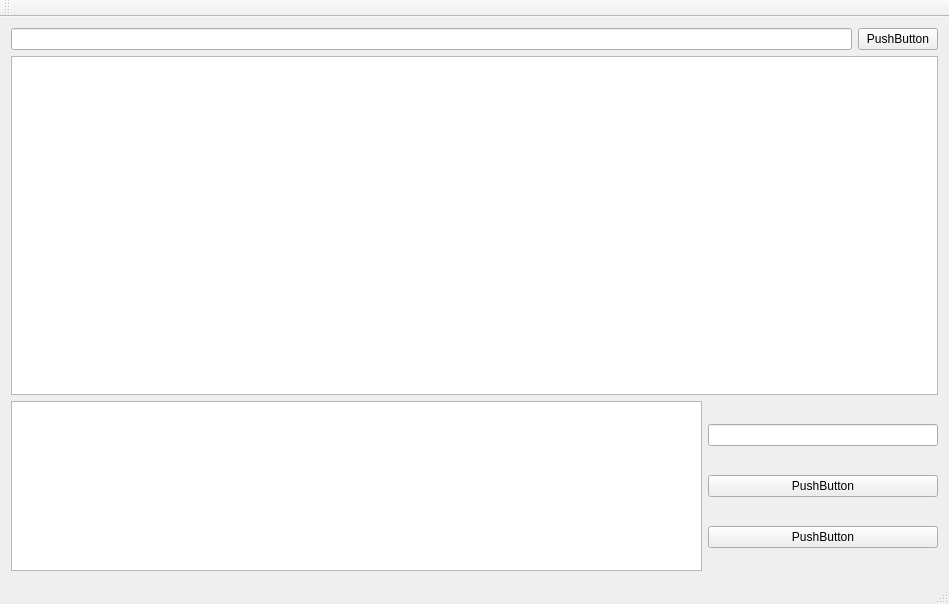
symlxp/W_10259_NS, file mainwindow.ui: the form before one commit.
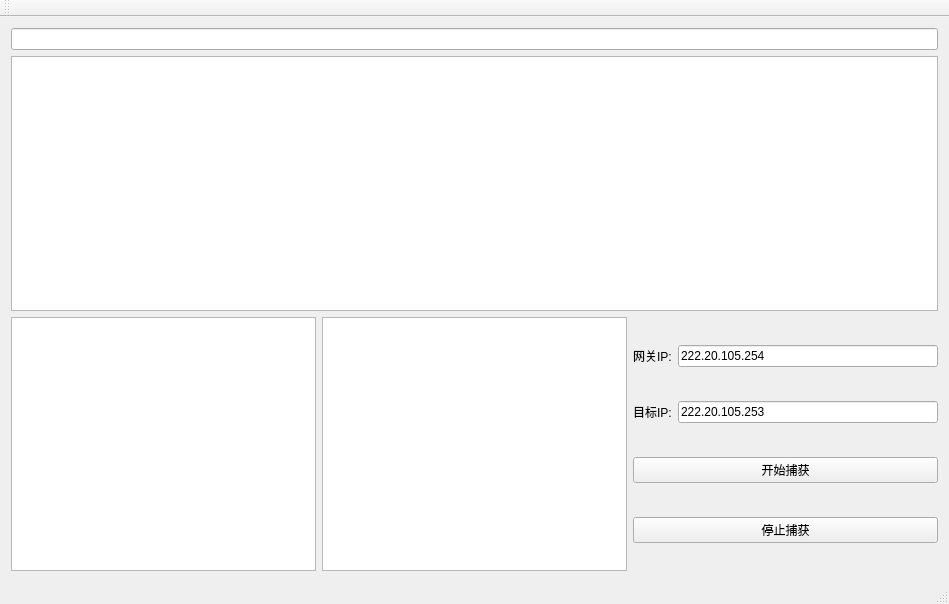
The form after the commit.

The edit to the form file:
```diff
--- a/mainwindow.ui
+++ b/mainwindow.ui
@@ -14,45 +14,74 @@
    <string>MainWindow</string>
   </property>
   <widget class="QWidget" name="centralWidget">
-   <layout class="QVBoxLayout" name="verticalLayout_2" stretch="0,2,1">
+   <layout class="QVBoxLayout" name="verticalLayout_2">
     <item>
      <layout class="QHBoxLayout" name="horizontalLayout_2">
       <item>
        <widget class="QLineEdit" name="lineEdit"/>
       </item>
-      <item>
-       <widget class="QPushButton" name="pushButton">
-        <property name="text">
-         <string>PushButton</string>
-        </property>
-       </widget>
-      </item>
      </layout>
     </item>
     <item>
      <widget class="QTableWidget" name="tableWidget"/>
     </item>
     <item>
-     <layout class="QHBoxLayout" name="horizontalLayout" stretch="3,1">
+     <layout class="QHBoxLayout" name="horizontalLayout_4">
       <item>
-       <widget class="QTreeView" name="treeView"/>
+       <widget class="QTextBrowser" name="textBrowser_2"/>
       </item>
       <item>
-       <layout class="QVBoxLayout" name="verticalLayout">
+       <widget class="QTextBrowser" name="textBrowser"/>
+      </item>
+      <item>
+       <layout class="QVBoxLayout" name="verticalLayout" stretch="1,1,2,2">
         <item>
-         <widget class="QLineEdit" name="lineEdit_2"/>
+         <layout class="QHBoxLayout" name="horizontalLayout">
+          <item>
+           <widget class="QLabel" name="label">
+            <property name="text">
+             <string>网关IP:</string>
+            </property>
+           </widget>
+          </item>
+          <item>
+           <widget class="QLineEdit" name="lineEdit_2">
+            <property name="text">
+             <string>222.20.105.254</string>
+            </property>
+           </widget>
+          </item>
+         </layout>
         </item>
         <item>
-         <widget class="QPushButton" name="pushButton_2">
+         <layout class="QHBoxLayout" name="horizontalLayout_3">
+          <item>
+           <widget class="QLabel" name="label_2">
+            <property name="text">
+             <string>目标IP:</string>
+            </property>
+           </widget>
+          </item>
+          <item>
+           <widget class="QLineEdit" name="lineEdit_3">
+            <property name="text">
+             <string>222.20.105.253</string>
+            </property>
+           </widget>
+          </item>
+         </layout>
+        </item>
+        <item>
+         <widget class="QPushButton" name="start">
           <property name="text">
-           <string>PushButton</string>
+           <string>开始捕获</string>
           </property>
          </widget>
         </item>
         <item>
          <widget class="QPushButton" name="pushButton_3">
           <property name="text">
-           <string>PushButton</string>
+           <string>停止捕获</string>
           </property>
          </widget>
         </item>
```
Left out of the diff: 2 changed lines with no effect on the pictures.
